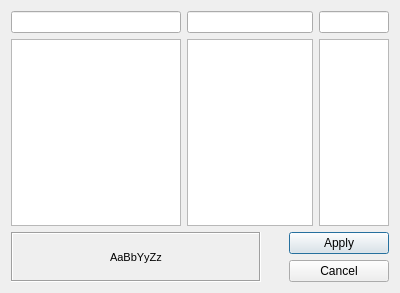
corn-team/TestNote, file dialogfonts.ui: the form before one commit.
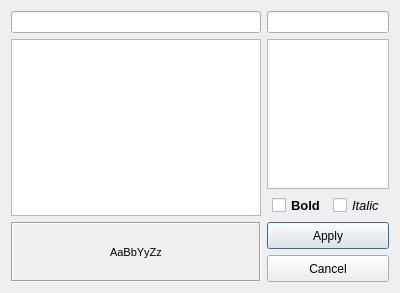
The form after the commit.

Commit message: almost ready fonts

```diff
--- a/dialogfonts.ui
+++ b/dialogfonts.ui
@@ -13,63 +13,28 @@
   <property name="windowTitle">
    <string>Dialog</string>
   </property>
-  <layout class="QVBoxLayout" name="verticalLayout_4">
+  <layout class="QHBoxLayout" name="horizontalLayout">
    <item>
-    <layout class="QHBoxLayout" name="horizontalLayout">
+    <layout class="QVBoxLayout" name="verticalLayout">
      <item>
-      <layout class="QVBoxLayout" name="verticalLayout">
-       <item>
-        <widget class="QLineEdit" name="lineEdit_Font"/>
-       </item>
-       <item>
-        <widget class="QListWidget" name="listWidget_Font">
-         <property name="minimumSize">
-          <size>
-           <width>170</width>
-           <height>0</height>
-          </size>
-         </property>
-        </widget>
-       </item>
-      </layout>
+      <widget class="QLineEdit" name="lineEdit_Font"/>
      </item>
      <item>
-      <layout class="QVBoxLayout" name="verticalLayout_2">
-       <item>
-        <widget class="QLineEdit" name="lineEdit_Style"/>
-       </item>
-       <item>
-        <widget class="QListWidget" name="listWidget_Style"/>
-       </item>
-      </layout>
+      <widget class="QListWidget" name="listWidget_Font">
+       <property name="minimumSize">
+        <size>
+         <width>170</width>
+         <height>27</height>
+        </size>
+       </property>
+      </widget>
      </item>
-     <item>
-      <layout class="QVBoxLayout" name="verticalLayout_3">
-       <item>
-        <widget class="QLineEdit" name="lineEdit_Size"/>
-       </item>
-       <item>
-        <widget class="QListWidget" name="listWidget_Size">
-         <property name="maximumSize">
-          <size>
-           <width>100</width>
-           <height>16777215</height>
-          </size>
-         </property>
-        </widget>
-       </item>
-      </layout>
-     </item>
-    </layout>
-   </item>
-   <item>
-    <layout class="QHBoxLayout" name="horizontalLayout_2">
      <item>
       <widget class="QLabel" name="label">
        <property name="minimumSize">
         <size>
          <width>250</width>
-         <height>0</height>
+         <height>60</height>
         </size>
        </property>
        <property name="font">
@@ -92,19 +57,87 @@
        </property>
       </widget>
      </item>
+    </layout>
+   </item>
+   <item>
+    <layout class="QVBoxLayout" name="verticalLayout_3">
      <item>
-      <layout class="QVBoxLayout" name="verticalLayout_5">
-       <property name="sizeConstraint">
-        <enum>QLayout::SetDefaultConstraint</enum>
+      <widget class="QLineEdit" name="lineEdit_Size"/>
+     </item>
+     <item>
+      <widget class="QListWidget" name="listWidget_Size">
+       <property name="maximumSize">
+        <size>
+         <width>16777215</width>
+         <height>16777215</height>
+        </size>
        </property>
-       <property name="leftMargin">
-        <number>22</number>
-       </property>
+      </widget>
+     </item>
+     <item>
+      <layout class="QHBoxLayout" name="horizontalLayout_Cbs">
+       <item>
+        <widget class="QCheckBox" name="checkBox_Bold">
+         <property name="maximumSize">
+          <size>
+           <width>50</width>
+           <height>16777215</height>
+          </size>
+         </property>
+         <property name="font">
+          <font>
+           <pointsize>10</pointsize>
+           <weight>75</weight>
+           <bold>true</bold>
+          </font>
+         </property>
+         <property name="text">
+          <string>Bold</string>
+         </property>
+        </widget>
+       </item>
+       <item>
+        <widget class="QCheckBox" name="checkBox_Italic">
+         <property name="maximumSize">
+          <size>
+           <width>50</width>
+           <height>16777215</height>
+          </size>
+         </property>
+         <property name="font">
+          <font>
+           <pointsize>10</pointsize>
+           <weight>50</weight>
+           <italic>true</italic>
+           <bold>false</bold>
+          </font>
+         </property>
+         <property name="text">
+          <string>Italic</string>
+         </property>
+        </widget>
+       </item>
+      </layout>
+     </item>
+     <item>
+      <layout class="QVBoxLayout" name="verticalLayout_Btns">
        <item>
         <widget class="QPushButton" name="pushButton_Apply">
+         <property name="sizePolicy">
+          <sizepolicy hsizetype="Expanding" vsizetype="Fixed">
+           <horstretch>0</horstretch>
+           <verstretch>0</verstretch>
+          </sizepolicy>
+         </property>
+         <property name="minimumSize">
+          <size>
+           <width>0</width>
+           <height>27</height>
+          </size>
+         </property>
          <property name="maximumSize">
           <size>
-           <width>100</width>
+           <width>16777215</width>
            <height>16777215</height>
           </size>
          </property>
@@ -114,10 +147,22 @@
         </widget>
        </item>
        <item>
-        <widget class="QPushButton" name="pushButton_">
+        <widget class="QPushButton" name="pushButton_Cancel">
+         <property name="sizePolicy">
+          <sizepolicy hsizetype="Expanding" vsizetype="Fixed">
+           <horstretch>0</horstretch>
+           <verstretch>0</verstretch>
+          </sizepolicy>
+         </property>
+         <property name="minimumSize">
+          <size>
+           <width>0</width>
+           <height>27</height>
+          </size>
+         </property>
          <property name="maximumSize">
           <size>
-           <width>100</width>
+           <width>16777215</width>
            <height>16777215</height>
           </size>
          </property>
```
The commit also changes 3 other files.
